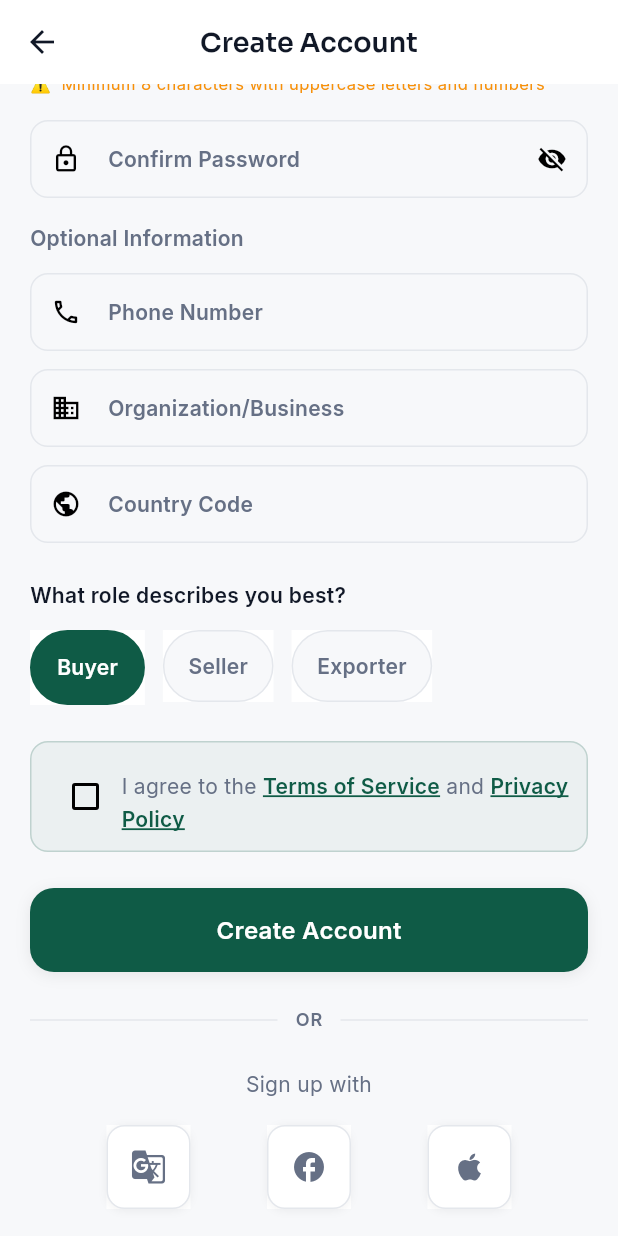
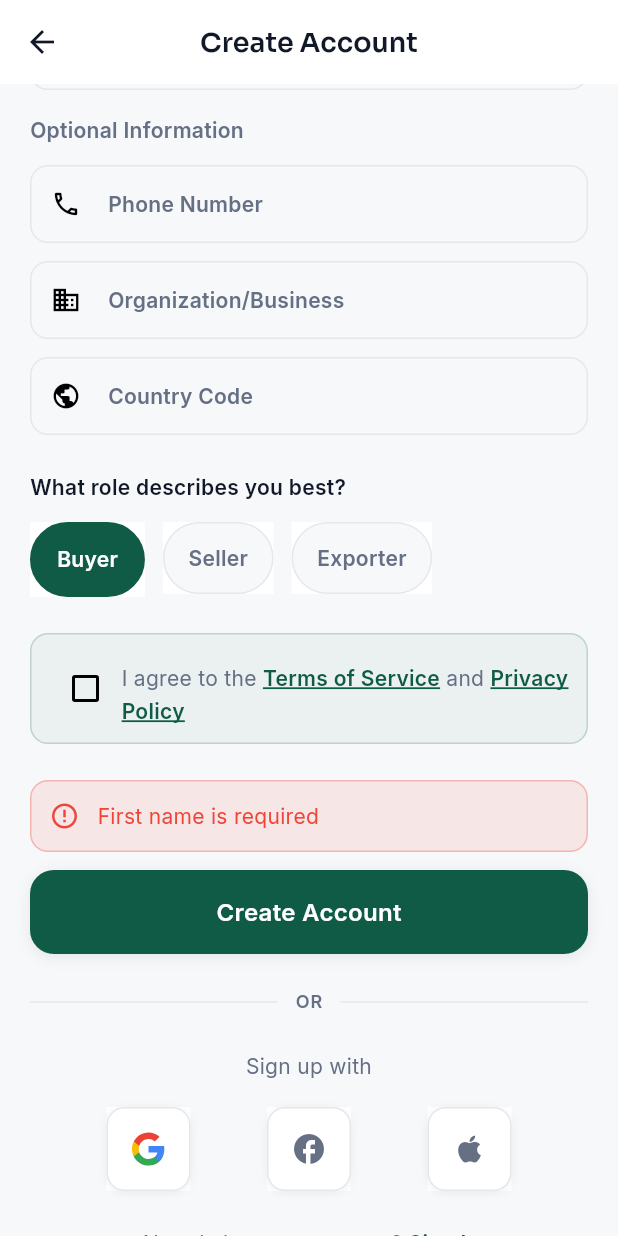
Before and after one commit to Ukwun/AfriGO, a Flutter app: the RegisterScreen screen opened by its route, scrolled down 402 dp, after a tap on "Create Account", on a phone screen of 412 x 824 dp. Run offline on Flutter 3.47's test engine with Material 3 defaults, Android fonts, the phone set to English and light mode, and no system bars; our stand-ins replace carousel_slider, dio, firebase_auth, firebase_core, firebase_database, firebase_messaging and 17 more; missing offline and left inert: flutter_facebook_auth; accounts and stored records are empty; generated files the repository leaves out were written again.

Commit message:
Fix auth UX: back navigation, Google logo, error banners, loading state
- Fix back buttons on login and register to navigate to /welcome
  instead of crashing with "nothing to pop"
- Replace hand-drawn Google G painter with official SVG asset
  via flutter_svg; add assets/icons/google_logo.svg
- Move error banners below the form fields on both login and
  register screens for better contextual feedback
- Fix ModernButton loading state: centered spinner + contextual
  label ("Signing in…" / "Creating account…") with AnimatedSwitcher

```diff
--- a/mobile-app/lib/presentation/screens/auth/login_screen.dart
+++ b/mobile-app/lib/presentation/screens/auth/login_screen.dart
@@ -86,7 +86,7 @@ class _LoginScreenState extends ConsumerState<LoginScreen> {
         backgroundColor: Colors.white,
         leading: IconButton(
           icon: const Icon(Icons.arrow_back),
-          onPressed: () => context.pop(),
+          onPressed: () => context.canPop() ? context.pop() : context.go('/welcome'),
         ),
       ),
       body: SingleChildScrollView(
@@ -105,14 +105,6 @@ class _LoginScreenState extends ConsumerState<LoginScreen> {
                 ),
               ),
               const SizedBox(height: AfrigoSpacing.xxl),
-              if (_errorMessage != null)
-                ModernErrorState(
-                  title: 'Login Error',
-                  message: _errorMessage!,
-                  icon: Icons.error_outline,
-                ),
-              if (_errorMessage != null)
-                const SizedBox(height: AfrigoSpacing.lg),
               TextField(
                 controller: _emailController,
                 decoration: const InputDecoration(
@@ -140,10 +132,43 @@ class _LoginScreenState extends ConsumerState<LoginScreen> {
                 obscureText: !_showPassword,
               ),
               const SizedBox(height: AfrigoSpacing.xxl),
+              if (_errorMessage != null) ...[
+                Container(
+                  padding: const EdgeInsets.all(AfrigoSpacing.md),
+                  decoration: BoxDecoration(
+                    color: AfrigoColors.error.withOpacity(0.1),
+                    border: Border.all(
+                      color: AfrigoColors.error.withOpacity(0.3),
+                      width: 1,
+                    ),
+                    borderRadius: BorderRadius.circular(AfriBorderRadius.md),
+                  ),
+                  child: Row(
+                    children: [
+                      const Icon(
+                        Icons.error_outline,
+                        color: AfrigoColors.error,
+                        size: 20,
+                      ),
+                      const SizedBox(width: AfrigoSpacing.md),
+                      Expanded(
+                        child: Text(
+                          _errorMessage!,
+                          style: AfrigoTypography.interBody2.copyWith(
+                            color: AfrigoColors.error,
+                          ),
+                        ),
+                      ),
+                    ],
+                  ),
+                ),
+                const SizedBox(height: AfrigoSpacing.md),
+              ],
               ModernButton(
+                label: 'Sign In',
+                loadingLabel: 'Signing in...',
                 onPressed: _handleLogin,
                 isLoading: isLoading,
-                child: const Text('Sign In'),
               ),
               const SizedBox(height: AfrigoSpacing.xxl),
               Row(
--- a/mobile-app/lib/presentation/screens/auth/register_screen.dart
+++ b/mobile-app/lib/presentation/screens/auth/register_screen.dart
@@ -1,5 +1,6 @@
 import 'package:flutter/material.dart';
 import 'package:flutter_riverpod/flutter_riverpod.dart';
+import 'package:flutter_svg/flutter_svg.dart';
 import 'package:go_router/go_router.dart';
 
 import '../../../config/theme.dart';
@@ -260,7 +261,7 @@ class _RegisterScreenState extends ConsumerState<RegisterScreen> {
         elevation: 0,
         leading: IconButton(
           icon: const Icon(Icons.arrow_back, color: AfrigoColors.textPrimary),
-          onPressed: () => context.pop(),
+          onPressed: () => context.canPop() ? context.pop() : context.go('/welcome'),
         ),
         centerTitle: true,
         title: Text(
@@ -290,40 +291,6 @@ class _RegisterScreenState extends ConsumerState<RegisterScreen> {
               ),
             ),
             const SizedBox(height: AfrigoSpacing.xxl),
-
-            // Error Message
-            if (_errorMessage != null) ...[
-              Container(
-                padding: const EdgeInsets.all(AfrigoSpacing.md),
-                decoration: BoxDecoration(
-                  color: AfrigoColors.error.withOpacity(0.1),
-                  border: Border.all(
-                    color: AfrigoColors.error.withOpacity(0.3),
-                    width: 1,
-                  ),
-                  borderRadius: BorderRadius.circular(AfriBorderRadius.md),
-                ),
-                child: Row(
-                  children: [
-                    const Icon(
-                      Icons.error_outline,
-                      color: AfrigoColors.error,
-                      size: 20,
-                    ),
-                    const SizedBox(width: AfrigoSpacing.md),
-                    Expanded(
-                      child: Text(
-                        _errorMessage!,
-                        style: AfrigoTypography.interBody2.copyWith(
-                          color: AfrigoColors.error,
-                        ),
-                      ),
-                    ),
-                  ],
-                ),
-              ),
-              const SizedBox(height: AfrigoSpacing.xl),
-            ],
 
             // Name Fields Row
             Row(
@@ -518,9 +485,44 @@ class _RegisterScreenState extends ConsumerState<RegisterScreen> {
             ),
             const SizedBox(height: AfrigoSpacing.xl),
 
+            // Error Message
+            if (_errorMessage != null) ...[
+              Container(
+                padding: const EdgeInsets.all(AfrigoSpacing.md),
+                decoration: BoxDecoration(
+                  color: AfrigoColors.error.withOpacity(0.1),
+                  border: Border.all(
+                    color: AfrigoColors.error.withOpacity(0.3),
+                    width: 1,
+                  ),
+                  borderRadius: BorderRadius.circular(AfriBorderRadius.md),
+                ),
+                child: Row(
+                  children: [
+                    const Icon(
+                      Icons.error_outline,
+                      color: AfrigoColors.error,
+                      size: 20,
+                    ),
+                    const SizedBox(width: AfrigoSpacing.md),
+                    Expanded(
+                      child: Text(
+                        _errorMessage!,
+                        style: AfrigoTypography.interBody2.copyWith(
+                          color: AfrigoColors.error,
+                        ),
+                      ),
+                    ),
+                  ],
+                ),
+              ),
+              const SizedBox(height: AfrigoSpacing.md),
+            ],
+
             // Register Button
             ModernButton(
               label: 'Create Account',
+              loadingLabel: 'Creating account...',
               onPressed: isLoading ? () {} : _handleRegister,
               isLoading: isLoading,
               height: 56,
@@ -572,15 +574,19 @@ class _RegisterScreenState extends ConsumerState<RegisterScreen> {
               mainAxisAlignment: MainAxisAlignment.spaceEvenly,
               children: [
                 _buildSocialButton(
-                  Icons.g_translate,
+                  SvgPicture.asset(
+                    'assets/icons/google_logo.svg',
+                    width: 24,
+                    height: 24,
+                  ),
                   onPressed: isLoading ? null : _handleGoogleSignUp,
                 ),
                 _buildSocialButton(
-                  Icons.facebook,
+                  const Icon(Icons.facebook, color: AfrigoColors.textSecondary, size: 24),
                   onPressed: isLoading ? null : _handleFacebookSignUp,
                 ),
                 _buildSocialButton(
-                  Icons.apple,
+                  const Icon(Icons.apple, color: AfrigoColors.textSecondary, size: 24),
                   onPressed: isLoading ? null : _handleAppleSignUp,
                 ),
               ],
@@ -698,7 +704,7 @@ class _RegisterScreenState extends ConsumerState<RegisterScreen> {
   }
 
   Widget _buildSocialButton(
-    IconData icon, {
+    Widget child, {
     required Function()? onPressed,
   }) {
     return Material(
@@ -717,11 +723,7 @@ class _RegisterScreenState extends ConsumerState<RegisterScreen> {
             ),
             boxShadow: AfrigoElevation.shadow1,
           ),
-          child: Icon(
-            icon,
-            color: AfrigoColors.textSecondary,
-            size: 24,
-          ),
+          child: Center(child: child),
         ),
       ),
     );
--- a/mobile-app/lib/presentation/widgets/modern_components.dart
+++ b/mobile-app/lib/presentation/widgets/modern_components.dart
@@ -4,6 +4,7 @@ import '../../config/theme.dart';
 /// Modern Primary Button with ripple effect and animation
 class ModernButton extends StatefulWidget {
   final String? label;
+  final String? loadingLabel;
   final Widget? child;
   final VoidCallback onPressed;
   final bool isLoading;
@@ -15,6 +16,7 @@ class ModernButton extends StatefulWidget {
   const ModernButton({
     super.key,
     this.label,
+    this.loadingLabel,
     this.child,
     required this.onPressed,
     this.isLoading = false,
@@ -82,20 +84,43 @@ class _ModernButtonState extends State<ModernButton>
                 ? AfrigoElevation.shadow2
                 : [],
           ),
+          child: AnimatedSwitcher(
+              duration: const Duration(milliseconds: 200),
               child: widget.isLoading
-              ? SizedBox(
-                  width: 24,
-                  height: 24,
+                  ? Row(
+                      key: const ValueKey('loading'),
+                      mainAxisAlignment: MainAxisAlignment.center,
+                      children: [
+                        SizedBox(
+                          width: 18,
+                          height: 18,
                           child: CircularProgressIndicator(
                             strokeWidth: 2,
                             valueColor: AlwaysStoppedAnimation(
-                      widget.isSecondary ? AfrigoColors.primary : Colors.white,
+                              widget.isSecondary
+                                  ? AfrigoColors.primary
+                                  : Colors.white,
                             ),
                           ),
+                        ),
+                        const SizedBox(width: AfrigoSpacing.sm),
+                        Text(
+                          widget.loadingLabel ?? widget.label ?? '',
+                          style: AfrigoTypography.buttonLarge.copyWith(
+                            color: widget.isSecondary
+                                ? AfrigoColors.primary
+                                : Colors.white,
+                          ),
+                        ),
+                      ],
                     )
                   : widget.child != null
-                  ? Center(child: widget.child!)
+                      ? Center(
+                          key: const ValueKey('child'),
+                          child: widget.child!,
+                        )
                       : Row(
+                          key: const ValueKey('label'),
                           mainAxisAlignment: MainAxisAlignment.center,
                           children: [
                             if (widget.icon != null) ...[
@@ -117,6 +142,7 @@ class _ModernButtonState extends State<ModernButton>
                               ),
                             ),
                           ],
+                        ),
             ),
         ),
       ),
```
Also changed, not shown: mobile-app/pubspec.yaml (+3 -4 lines), mobile-app/assets/icons/google_logo.svg (added), mobile-app/pubspec.lock. Lines whose indentation alone changed are shown as unchanged.
